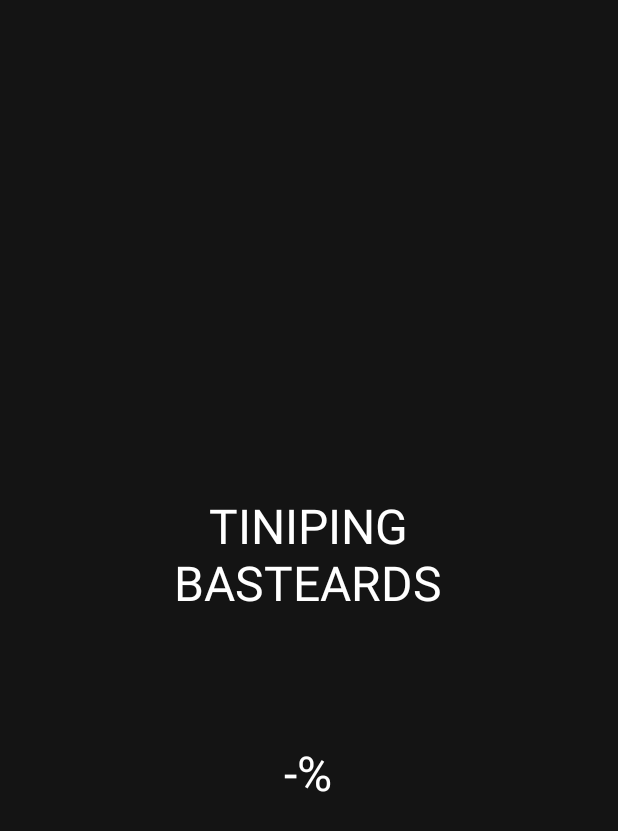
After one commit to Tiniping-Bastards/TinipingMBTI, an Android app: the layout activity_splash.xml on its own in the app's theme, with its tools: preview values and no code run, on a phone screen of 412 x 824 dp. The commit adds this screen. Shown: the top 831 px of the screen. Run offline under Robolectric (Android 15) with nearby library versions, the light colour scheme and no system bars; Roboto replaces fonts that are not available here.

Commit message:
로딩화면 추가

```diff
--- a/app/src/main/AndroidManifest.xml
+++ b/app/src/main/AndroidManifest.xml
@@ -25,6 +25,9 @@
         </provider>
 
         <activity
+            android:name=".IntroActivity"
+            android:exported="false" />
+        <activity
             android:name=".CreditActivity"
             android:exported="false" />
         <activity
@@ -38,7 +41,7 @@
             android:exported="false"
             android:noHistory="true" />
         <activity
-            android:name=".IntroActivity"
+            android:name=".SplashActivity"
             android:exported="true"
             android:noHistory="true">
             <intent-filter>
--- a/app/src/main/java/com/tinipingbastards/tinipingmbti/TinipingApplication.kt
+++ b/app/src/main/java/com/tinipingbastards/tinipingmbti/TinipingApplication.kt
@@ -1,16 +1,21 @@
 package com.tinipingbastards.tinipingmbti
 
 import android.app.Application
+import android.media.MediaPlayer
 import android.media.SoundPool
 
 class TinipingApplication : Application() {
     companion object {
         lateinit var bgmHandler: BGMHandler
         lateinit var sfxHandler : SFXHandler
+
+        lateinit var mediaPlayer : MediaPlayer
     }
 
     override fun onCreate() {
         super.onCreate()
+
+        mediaPlayer = MediaPlayer.create(baseContext, R.raw.tiniping_100)
 
         bgmHandler = BGMHandler(baseContext)
         bgmHandler.load(R.raw.tiniping_100)
--- /dev/null
+++ b/app/src/main/res/layout/activity_splash.xml
@@ -0,0 +1,42 @@
+<?xml version="1.0" encoding="utf-8"?>
+<androidx.constraintlayout.widget.ConstraintLayout xmlns:android="http://schemas.android.com/apk/res/android"
+    xmlns:app="http://schemas.android.com/apk/res-auto"
+    xmlns:tools="http://schemas.android.com/tools"
+    android:id="@+id/main"
+    android:layout_width="match_parent"
+    android:layout_height="match_parent"
+    android:background="#141414"
+    tools:context=".SplashActivity">
+
+    <TextView
+        android:id="@+id/companyText"
+        android:layout_width="200dp"
+        android:layout_height="80dp"
+        android:gravity="center"
+        android:text="TINIPING\nBASTEARDS"
+        android:textColor="#ffffff"
+        android:textSize="32sp"
+        app:layout_constraintBottom_toBottomOf="parent"
+        app:layout_constraintEnd_toEndOf="parent"
+        app:layout_constraintHorizontal_bias="0.497"
+        app:layout_constraintStart_toStartOf="parent"
+        app:layout_constraintTop_toTopOf="parent"
+        app:layout_constraintVertical_bias="0.442" />
+
+    <TextView
+        android:id="@+id/loadingText"
+        android:layout_width="200dp"
+        android:layout_height="wrap_content"
+        android:gravity="center"
+        android:text="-%"
+        android:textColor="#ffffff"
+        android:textSize="32sp"
+        app:layout_constraintBottom_toBottomOf="parent"
+        app:layout_constraintEnd_toEndOf="parent"
+        app:layout_constraintHorizontal_bias="0.497"
+        app:layout_constraintStart_toStartOf="parent"
+        app:layout_constraintTop_toTopOf="parent"
+        app:layout_constraintVertical_bias="0.632" />
+
+
+</androidx.constraintlayout.widget.ConstraintLayout>
```
Also changed, not shown: app/src/main/java/com/tinipingbastards/tinipingmbti/IntroActivity.kt (+5 -5 lines), app/src/main/java/com/tinipingbastards/tinipingmbti/MainActivity.kt (+14 -3 lines), app/src/main/java/com/tinipingbastards/tinipingmbti/SplashActivity.kt (added, +74 -0 lines).
